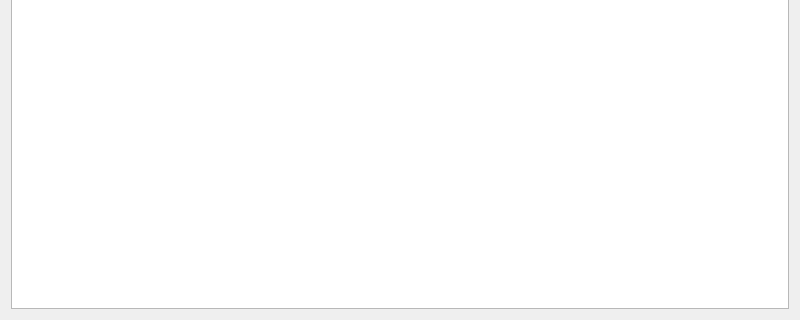
Old version of the form QgisModelBaker/ui/topping_wizard/layers.ui in the repository opengisch/QgisModelBaker; both pictures show x 0 to 800 and y 280 to 600 of the 800 by 600 pixel window.
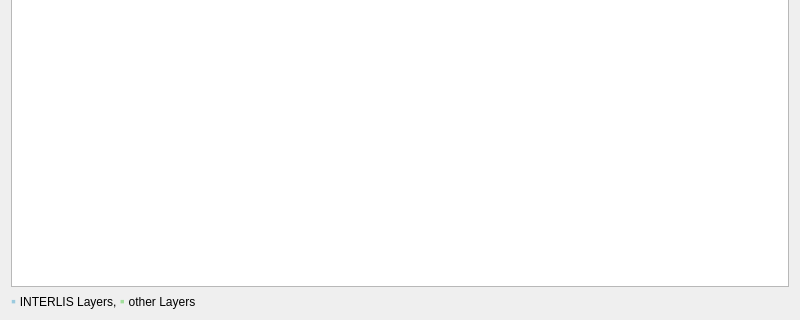
New version of the form.

Commit message: improve layer tree gui and performance of category dialog

The edit to the form file:
```diff
--- a/QgisModelBaker/ui/topping_wizard/layers.ui
+++ b/QgisModelBaker/ui/topping_wizard/layers.ui
@@ -14,14 +14,7 @@
    <string>Select Files</string>
   </property>
   <layout class="QGridLayout" name="gridLayout">
-   <item row="1" column="0" colspan="2">
-    <widget class="QTreeView" name="layer_table_view">
-     <property name="sortingEnabled">
-      <bool>true</bool>
-     </property>
-    </widget>
-   </item>
-   <item row="0" column="0" colspan="2">
+   <item row="0" column="0">
     <widget class="QLabel" name="description">
      <property name="minimumSize">
       <size>
@@ -46,6 +39,23 @@
      </property>
     </widget>
    </item>
+   <item row="1" column="0">
+    <widget class="QTreeView" name="layer_table_view">
+     <property name="sortingEnabled">
+      <bool>true</bool>
+     </property>
+    </widget>
+   </item>
+   <item row="2" column="0">
+    <widget class="QLabel" name="label">
+     <property name="text">
+      <string>&lt;html&gt;&lt;head/&gt;&lt;body&gt;&lt;p&gt;&lt;span style=&quot; font-size:large; color:#9bcade;&quot;&gt;▪ &lt;/span&gt;INTERLIS Layers, &lt;span style=&quot; font-size:large; color:#a1de9b;&quot;&gt;▪ &lt;/span&gt;other Layers&lt;/p&gt;&lt;/body&gt;&lt;/html&gt;</string>
+     </property>
+     <property name="textFormat">
+      <enum>Qt::RichText</enum>
+     </property>
+    </widget>
+   </item>
   </layout>
  </widget>
  <resources/>
```
The commit also changes 3 other files.
